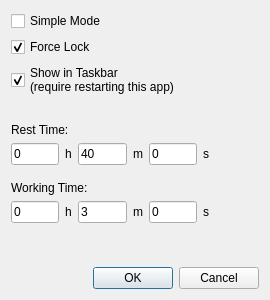
Above: settingdialog.ui from wh201906/rest before the change. Below: the same form after it.
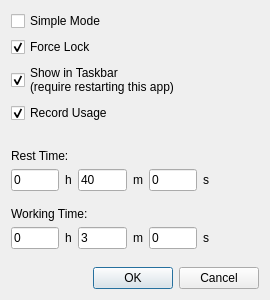
That is the form after the change.

Commit message: Support recording usage

What changed in the file:
```diff
--- a/settingdialog.ui
+++ b/settingdialog.ui
@@ -60,6 +60,16 @@
      </property>
     </widget>
    </item>
+   <item>
+    <widget class="QCheckBox" name="recordUsageBox">
+     <property name="text">
+      <string>Record Usage</string>
+     </property>
+     <property name="checked">
+      <bool>true</bool>
+     </property>
+    </widget>
+   </item>
    <item>
     <spacer name="verticalSpacer">
      <property name="orientation">
```
The commit also changes 9 other files.
